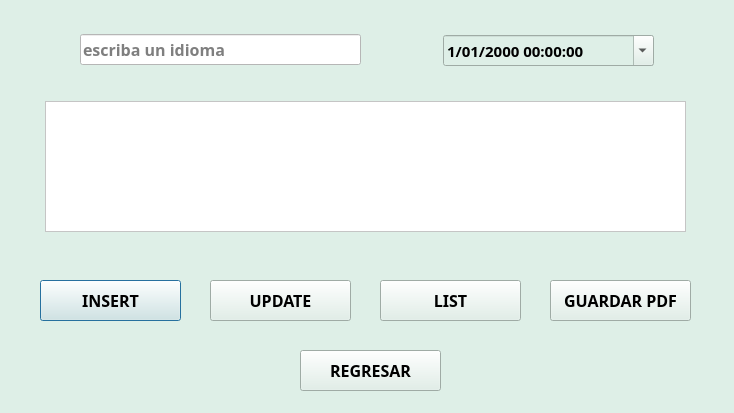
Above: interfaz/Consultas.ui from eldaniell01/windows_python before the change. Below: the same form after it.
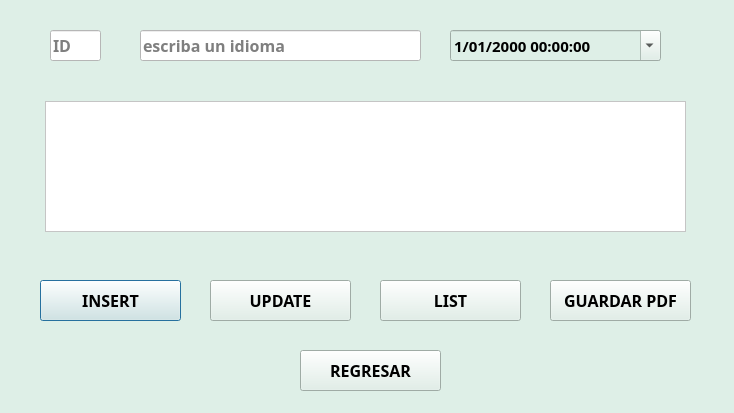
That is the form after the change.

The edit to the form file:
```diff
--- a/interfaz/Consultas.ui
+++ b/interfaz/Consultas.ui
@@ -139,8 +139,8 @@
   <widget class="QDateTimeEdit" name="datetime">
    <property name="geometry">
     <rect>
-     <x>443</x>
-     <y>35</y>
+     <x>450</x>
+     <y>30</y>
      <width>211</width>
      <height>31</height>
     </rect>
@@ -168,8 +168,8 @@
   <widget class="QLineEdit" name="textlanguage">
    <property name="geometry">
     <rect>
-     <x>80</x>
-     <y>34</y>
+     <x>140</x>
+     <y>30</y>
      <width>281</width>
      <height>31</height>
     </rect>
@@ -188,6 +188,29 @@
     <string>escriba un idioma</string>
    </property>
   </widget>
+  <widget class="QLineEdit" name="textid">
+   <property name="geometry">
+    <rect>
+     <x>50</x>
+     <y>30</y>
+     <width>51</width>
+     <height>31</height>
+    </rect>
+   </property>
+   <property name="font">
+    <font>
+     <family>Hack Nerd Font Mono</family>
+     <pointsize>12</pointsize>
+     <bold>true</bold>
+    </font>
+   </property>
+   <property name="styleSheet">
+    <string notr="true">background-color: rgb(255, 255, 255);</string>
+   </property>
+   <property name="placeholderText">
+    <string>ID</string>
+   </property>
+  </widget>
  </widget>
  <resources/>
  <connections/>
```
